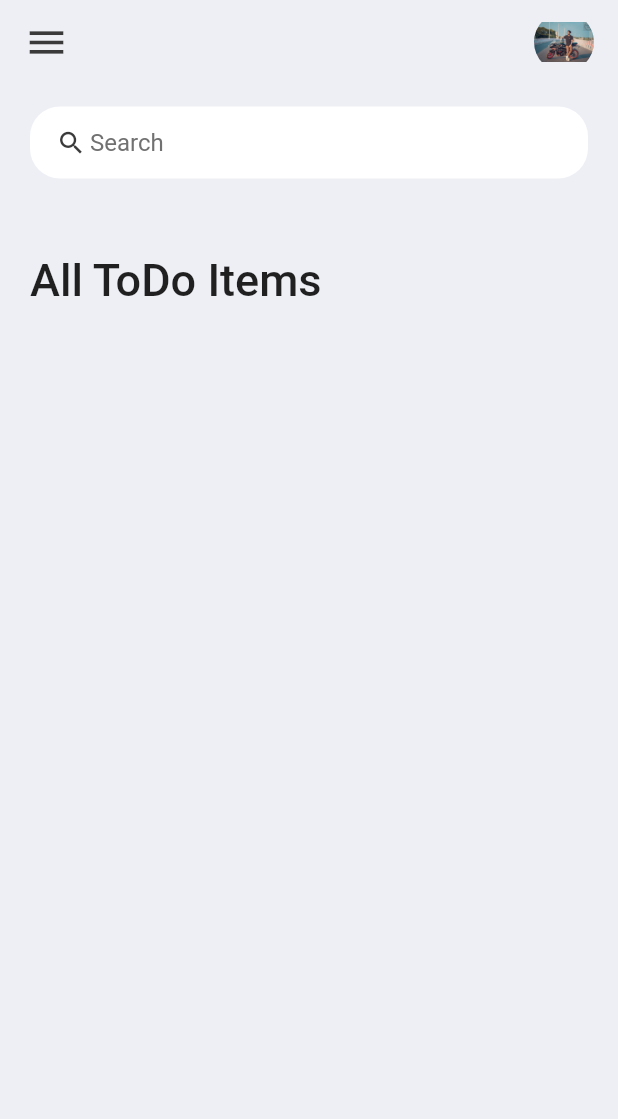
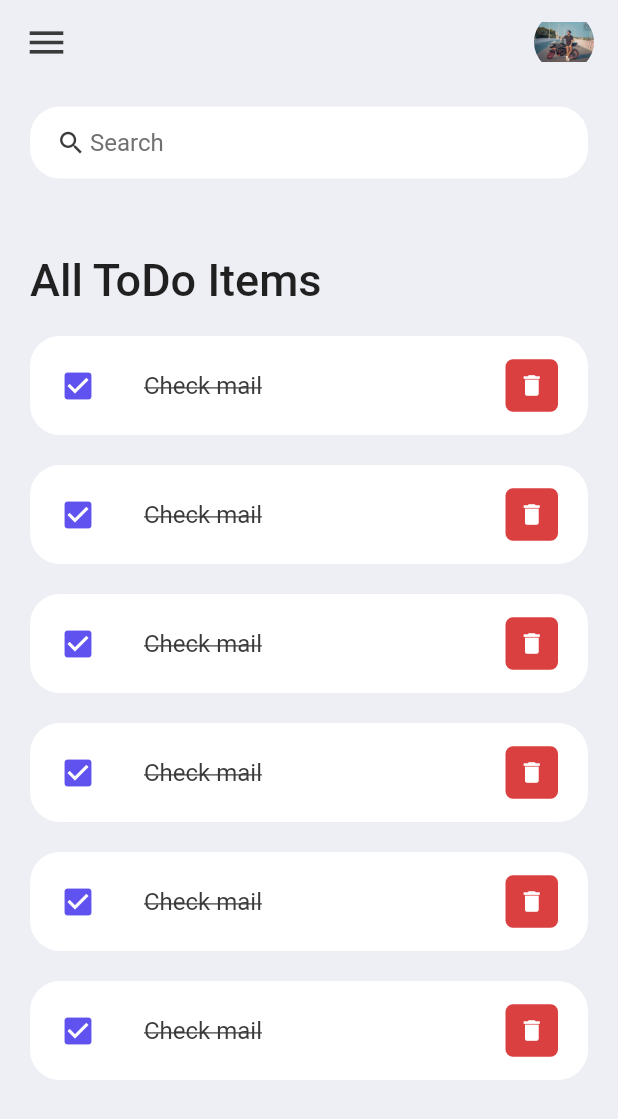
Before and after one commit to Md-Sakibul-Hasan/todoapp, a Flutter app: the screen it shows after launch, on a phone screen of 412 x 824 dp. Shown: the top 1119 px of the screen. Run offline on Flutter 3.47's test engine with Material 2 defaults, Android fonts, the phone set to English and light mode, and no system bars.

Commit message:
todo list itmes

```diff
--- a/lib/Screens/Home.dart
+++ b/lib/Screens/Home.dart
@@ -1,5 +1,7 @@
 import 'package:flutter/material.dart';
 import 'package:todoapp/constans/colors.dart';
+
+import '../Widgets/todo_items.dart';
 
 class Home extends StatelessWidget {
   const Home({super.key});
@@ -20,7 +22,13 @@ class Home extends StatelessWidget {
                    Container(
                      margin: EdgeInsets.only(top: 50,bottom: 20) ,
                      child: Text("All ToDo Items",style: TextStyle(fontSize:30,fontWeight: FontWeight.w500 ),),
-                   )
+                   ),
+                   ToDoItems(),
+                   ToDoItems(),
+                   ToDoItems(),
+                   ToDoItems(),
+                   ToDoItems(),
+                   ToDoItems(),
                  ],
                ),
              )
--- /dev/null
+++ b/lib/Widgets/todo_items.dart
@@ -0,0 +1,45 @@
+import 'package:flutter/material.dart';
+import 'package:todoapp/constans/colors.dart';
+
+class ToDoItems extends StatelessWidget {
+  const ToDoItems({super.key});
+
+  @override
+  Widget build(BuildContext context) {
+    return Container(
+      margin: EdgeInsets.only(bottom: 20),
+      child: ListTile(
+        contentPadding: EdgeInsets.symmetric(horizontal:20 ,vertical:5 ),
+        onTap: (){},
+        shape: RoundedRectangleBorder(borderRadius: BorderRadius.circular(20)),
+        tileColor: Colors.white,
+        leading: Icon(Icons.check_box,color: tdBlue,),
+        title: Text('Check mail',
+          style: TextStyle(
+              fontSize: 16,
+              color: tdBlack,
+              decoration: TextDecoration.lineThrough),
+        ),
+        trailing: Container(
+          padding: EdgeInsets.all(0),
+          margin: EdgeInsets.symmetric(vertical: 8),
+          height: 35,
+          width: 35,
+          decoration: BoxDecoration(
+            color: tdRed,
+            borderRadius: BorderRadius.circular(5),
+
+          ),
+          child: IconButton(
+
+                color: Colors.white,
+                iconSize: 18,
+                icon:Icon(Icons.delete),
+                onPressed: (){},
+          ),
+        ),
+      )
+
+    );
+  }
+}
```
